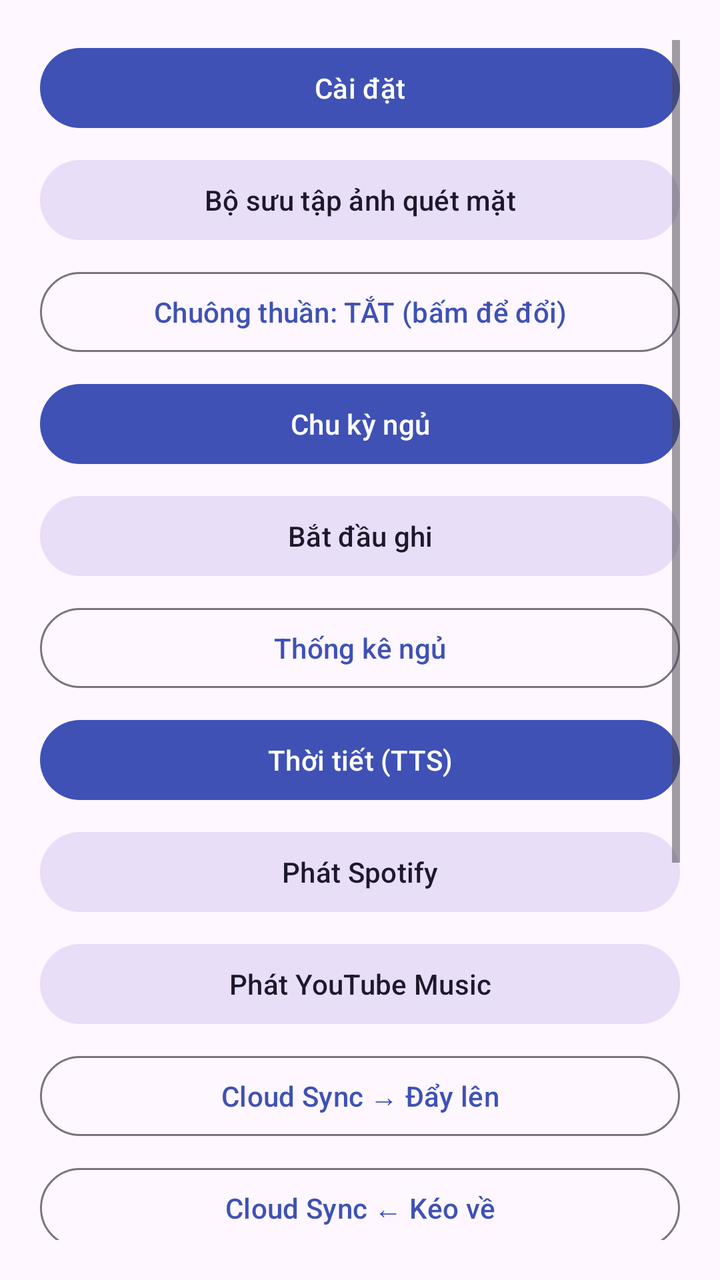
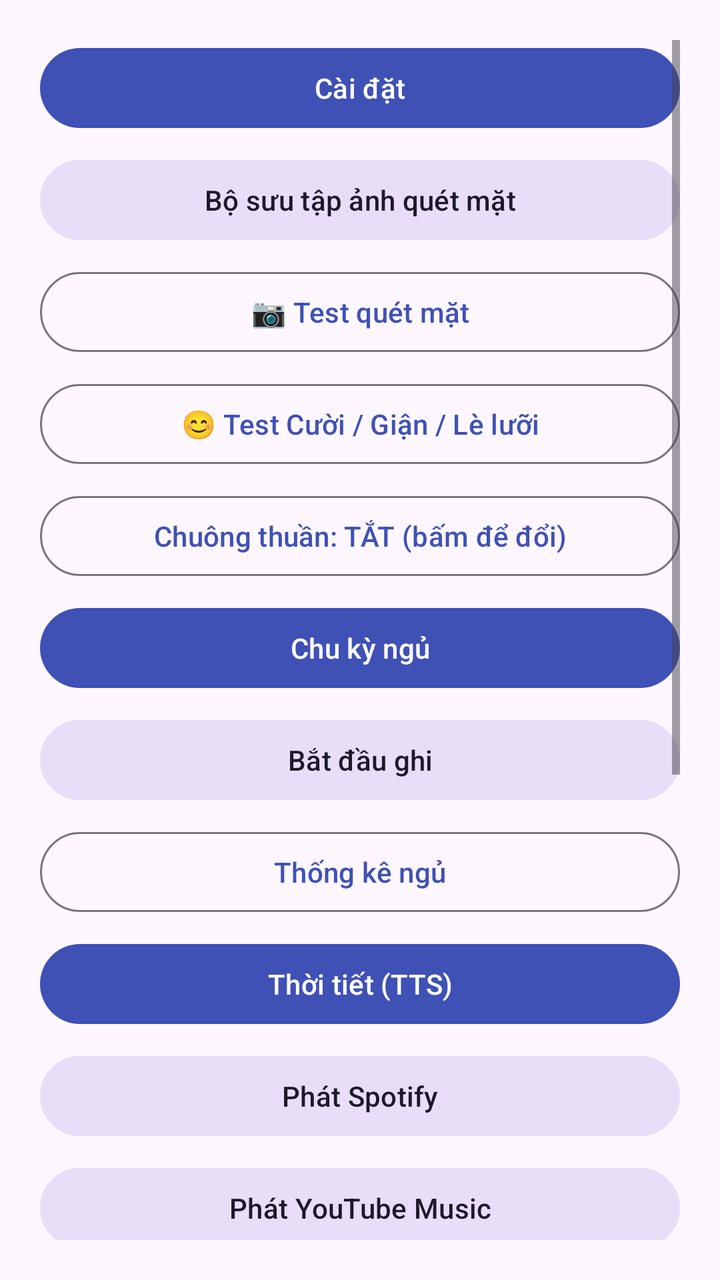

Before-and-after screenshots of an Android layout around one commit, followed by the original layout XML and the change that was made.
<!-- AndroidManifest.xml: activity theme Theme.AlarmClock -->
<!-- res/layout/activity_features.xml -->
<?xml version="1.0" encoding="utf-8"?>
<ScrollView xmlns:android="http://schemas.android.com/apk/res/android"
    android:layout_width="match_parent"
    android:layout_height="match_parent"
    android:padding="20dp">

    <LinearLayout
        android:layout_width="match_parent"
        android:layout_height="wrap_content"
        android:orientation="vertical">

        <com.google.android.material.button.MaterialButton
            android:id="@+id/btnSettings"
            android:layout_width="match_parent"
            android:layout_height="wrap_content"
            android:text="Cài đặt"
            android:layout_marginBottom="8dp" />

        <com.google.android.material.button.MaterialButton
            android:id="@+id/btnGallery"
            android:layout_width="match_parent"
            android:layout_height="wrap_content"
            android:text="Bộ sưu tập ảnh quét mặt"
            android:layout_marginBottom="8dp"
            style="@style/Widget.Material3.Button.TonalButton" />

        <com.google.android.material.button.MaterialButton
            android:id="@+id/btnPureAlarm"
            android:layout_width="match_parent"
            android:layout_height="wrap_content"
            android:text="Chuông thuần: TẮT (bấm để đổi)"
            android:layout_marginBottom="8dp"
            style="@style/Widget.Material3.Button.OutlinedButton" />

        <com.google.android.material.button.MaterialButton
            android:id="@+id/btnSleepCycle"
            android:layout_width="match_parent"
            android:layout_height="wrap_content"
            android:text="@string/sleep_cycle_title"
            android:layout_marginBottom="8dp" />

        <com.google.android.material.button.MaterialButton
            android:id="@+id/btnDreamJournal"
            android:layout_width="match_parent"
            android:layout_height="wrap_content"
            android:text="@string/start_record"
            android:layout_marginBottom="8dp"
            style="@style/Widget.Material3.Button.TonalButton" />

        <com.google.android.material.button.MaterialButton
            android:id="@+id/btnSleepStats"
            android:layout_width="match_parent"
            android:layout_height="wrap_content"
            android:text="Thống kê ngủ"
            android:layout_marginBottom="8dp"
            style="@style/Widget.Material3.Button.OutlinedButton" />

        <com.google.android.material.button.MaterialButton
            android:id="@+id/btnWeather"
            android:layout_width="match_parent"
            android:layout_height="wrap_content"
            android:text="Thời tiết (TTS)"
            android:layout_marginBottom="8dp" />

        <com.google.android.material.button.MaterialButton
            android:id="@+id/btnSpotify"
            android:layout_width="match_parent"
            android:layout_height="wrap_content"
            android:text="Phát Spotify"
            android:layout_marginBottom="8dp"
            style="@style/Widget.Material3.Button.TonalButton" />

        <com.google.android.material.button.MaterialButton
            android:id="@+id/btnYoutube"
            android:layout_width="match_parent"
            android:layout_height="wrap_content"
            android:text="Phát YouTube Music"
            android:layout_marginBottom="8dp"
            style="@style/Widget.Material3.Button.TonalButton" />

        <com.google.android.material.button.MaterialButton
            android:id="@+id/btnCloudPush"
            android:layout_width="match_parent"
            android:layout_height="wrap_content"
            android:text="Cloud Sync → Đẩy lên"
            android:layout_marginBottom="8dp"
            style="@style/Widget.Material3.Button.OutlinedButton" />

        <com.google.android.material.button.MaterialButton
            android:id="@+id/btnCloudPull"
            android:layout_width="match_parent"
            android:layout_height="wrap_content"
            android:text="Cloud Sync ← Kéo về"
            android:layout_marginBottom="16dp"
            style="@style/Widget.Material3.Button.OutlinedButton" />

        <TextView
            android:layout_width="match_parent"
            android:layout_height="wrap_content"
            android:text="Emergency SMS &amp; GPS"
            android:textStyle="bold"
            android:layout_marginBottom="8dp" />

        <com.google.android.material.button.MaterialButton
            android:id="@+id/btnEmergencySetup"
            android:layout_width="match_parent"
            android:layout_height="wrap_content"
            android:text="Đặt số cứu viện"
            android:layout_marginBottom="8dp"
            style="@style/Widget.Material3.Button.OutlinedButton" />

        <com.google.android.material.button.MaterialButton
            android:id="@+id/btnEmergencySend"
            android:layout_width="match_parent"
            android:layout_height="wrap_content"
            android:text="Gửi SMS cứu viện + GPS"
            android:layout_marginBottom="8dp" />

        <com.google.android.material.button.MaterialButton
            android:id="@+id/btnSaveGpsHome"
            android:layout_width="match_parent"
            android:layout_height="wrap_content"
            android:text="Lưu vị trí hiện tại (nhà/cơ quan)"
            android:layout_marginBottom="8dp"
            style="@style/Widget.Material3.Button.TonalButton" />

        <com.google.android.material.button.MaterialButton
            android:id="@+id/btnCheckGps"
            android:layout_width="match_parent"
            android:layout_height="wrap_content"
            android:text="Kiểm tra gần vị trí đã lưu"
            android:layout_marginBottom="16dp"
            style="@style/Widget.Material3.Button.OutlinedButton" />

        <TextView
            android:layout_width="match_parent"
            android:layout_height="wrap_content"
            android:text="Lưu ý: SMS cần quyền SEND_SMS (Google Play hạn chế). GPS cần bật định vị. Smart Home chưa cấu hình."
            android:textSize="12sp"
            android:textColor="?android:attr/textColorSecondary" />
    </LinearLayout>
</ScrollView>
<!-- resources referenced by this layout -->
<resources>
  <string name="sleep_cycle_title">Chu kỳ ngủ</string>
  <string name="start_record">Bắt đầu ghi</string>
  <style name="Theme.AlarmClock" parent="Theme.Material3.DayNight.NoActionBar">
          <item name="colorPrimary">#3F51B5</item>
          <item name="colorPrimaryVariant">#303F9F</item>
          <item name="colorOnPrimary">@android:color/white</item>
          <item name="colorSecondary">#FF4081</item>
          <item name="android:windowAnimationStyle">@style/WindowFadeThrough</item>
      </style>
  <style name="WindowFadeThrough">
          <item name="android:activityOpenEnterAnimation">@anim/fade_through_enter</item>
          <item name="android:activityOpenExitAnimation">@anim/fade_through_exit</item>
          <item name="android:activityCloseEnterAnimation">@anim/fade_through_enter</item>
          <item name="android:activityCloseExitAnimation">@anim/fade_through_exit</item>
      </style>
</resources>

<!-- the commit's change to res/layout/activity_features.xml (unified diff, before → after) -->
@@ -23,6 +23,22 @@
             android:text="Bộ sưu tập ảnh quét mặt"
             android:layout_marginBottom="8dp"
             style="@style/Widget.Material3.Button.TonalButton" />
+
+        <com.google.android.material.button.MaterialButton
+            android:id="@+id/btnTestFace"
+            android:layout_width="match_parent"
+            android:layout_height="wrap_content"
+            android:text="📷 Test quét mặt"
+            android:layout_marginBottom="8dp"
+            style="@style/Widget.Material3.Button.OutlinedButton" />
+
+        <com.google.android.material.button.MaterialButton
+            android:id="@+id/btnTestExpr"
+            android:layout_width="match_parent"
+            android:layout_height="wrap_content"
+            android:text="😊 Test Cười / Giận / Lè lưỡi"
+            android:layout_marginBottom="8dp"
+            style="@style/Widget.Material3.Button.OutlinedButton" />
 
         <com.google.android.material.button.MaterialButton
             android:id="@+id/btnPureAlarm"
